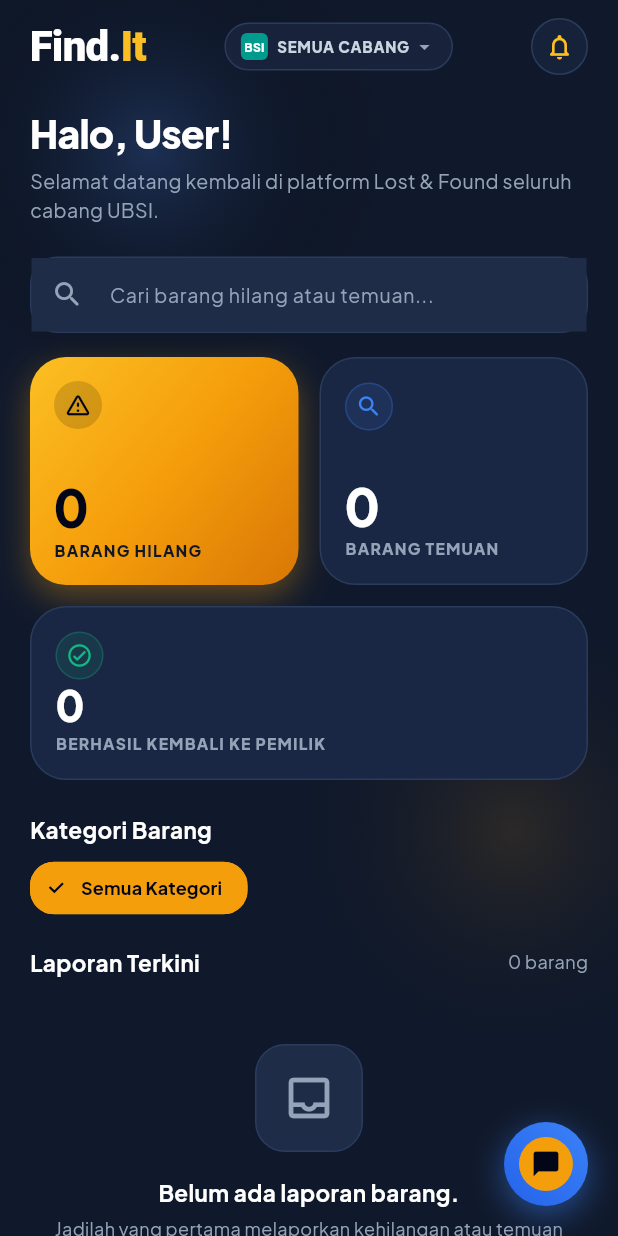
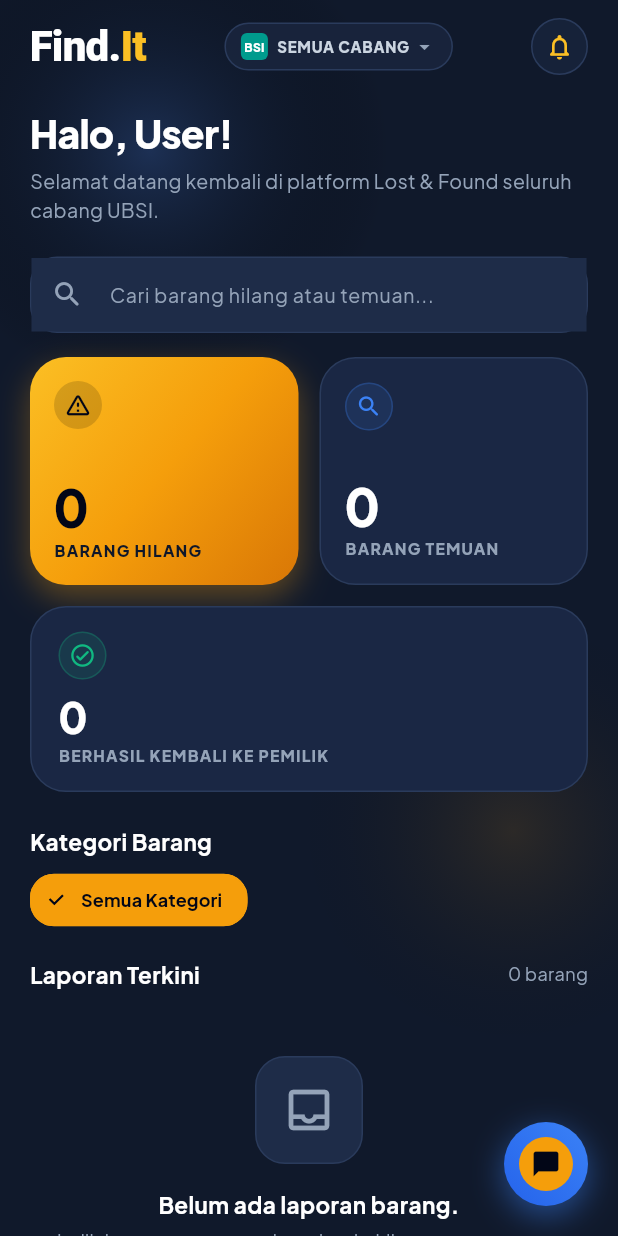
Before and after one commit to MunnaK17/findit-mobile, a Flutter app: the HomeView screen opened directly, on a phone screen of 412 x 824 dp. Run offline on Flutter 3.47's test engine with Material 3 defaults, Android fonts, the phone set to English and light mode, and no system bars; our stand-ins replace google_fonts, image_picker, shared_preferences; accounts and stored records are empty; network calls fail.

Commit message:
fix(mobile): use flexible minHeight on completed card to prevent pixel overflow

```diff
--- a/lib/views/home/home_view.dart
+++ b/lib/views/home/home_view.dart
@@ -749,8 +749,8 @@
                             borderRadius: BorderRadius.circular(24),
                             child: Container(
                               width: double.infinity,
-                              height: 116,
-                              padding: const EdgeInsets.all(16),
+                              constraints: const BoxConstraints(minHeight: 124),
+                              padding: const EdgeInsets.symmetric(horizontal: 18, vertical: 16),
                               decoration: BoxDecoration(
                                 color: AppColors.cardBgNavy,
                                 borderRadius: BorderRadius.circular(24),
@@ -781,6 +781,7 @@
                                       size: 18,
                                     ),
                                   ),
+                                  const SizedBox(height: 10),
                                   Column(
                                     crossAxisAlignment: CrossAxisAlignment.start,
                                     children: [
```
